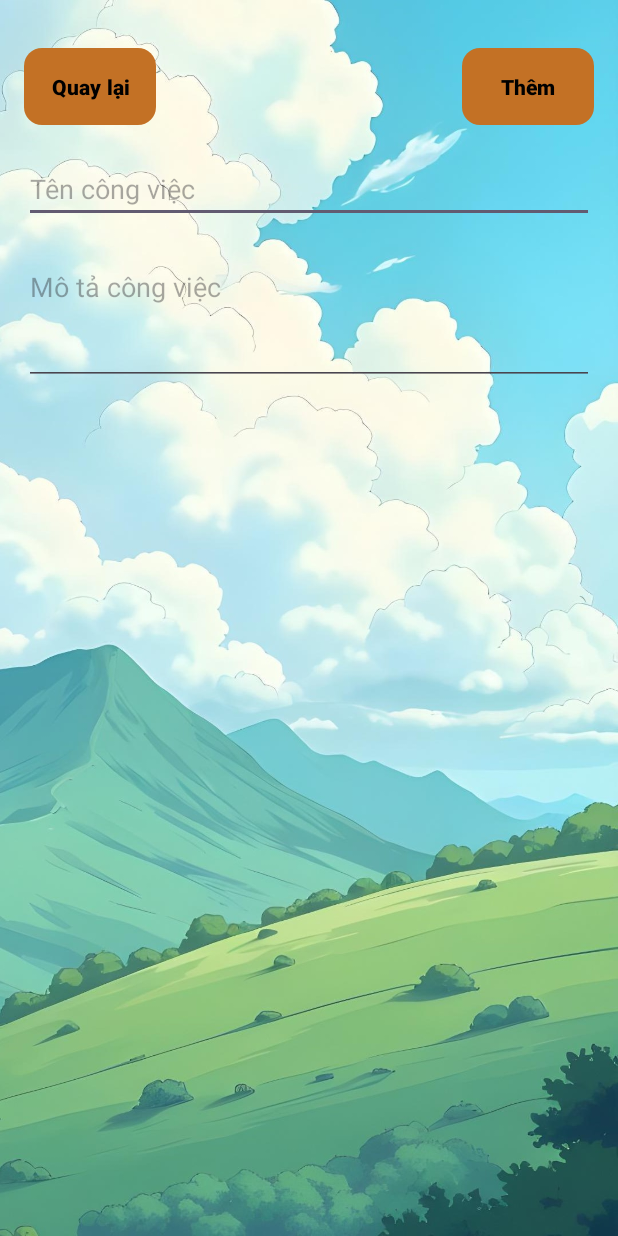
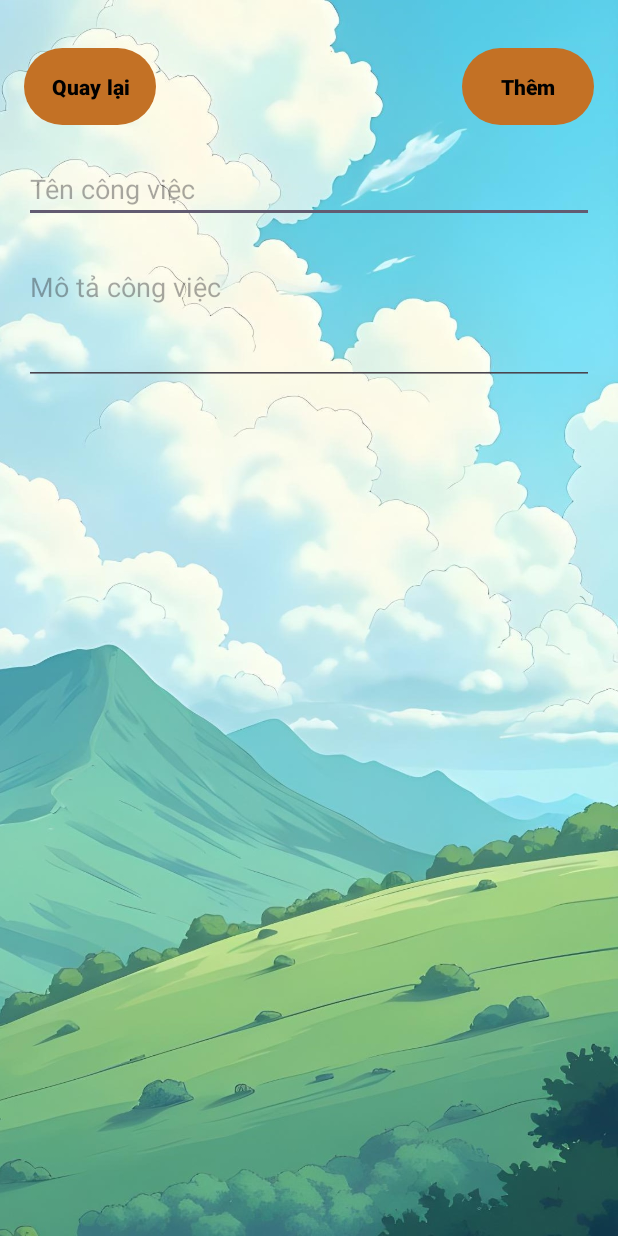
Before and after one commit to nggiabao2004/Build-Basic-Note-Android-App, an Android app: the AddTaskActivity screen opened directly, with no data from a screen before it, on a phone screen of 412 x 824 dp. Run offline under Robolectric (Android 15) with nearby library versions, the phone set to English and light mode, and no system bars.

```diff
--- a/app/src/main/res/drawable/button_background.xml
+++ b/app/src/main/res/drawable/button_background.xml
@@ -1,4 +1,5 @@
+<!-- circular_button_background.xml (Tạo file này trong thư mục drawable) -->
 <shape xmlns:android="http://schemas.android.com/apk/res/android">
-    <solid android:color="@color/orange" /> <!-- Màu nền cam -->
-    <corners android:radius="12dp" /> <!-- Bo góc 12dp -->
+    <solid android:color="@android:color/holo_orange_light"/>
+    <corners android:radius="40dp"/>
 </shape>
--- /dev/null
+++ b/app/src/main/res/drawable/circular_button_background.xml
@@ -0,0 +1,4 @@
+<shape xmlns:android="http://schemas.android.com/apk/res/android">
+    <solid android:color="@color/orange" /> <!-- Màu nền cam -->
+    <corners android:radius="12dp" /> <!-- Bo góc 12dp -->
+</shape>
```
Also changed, not shown: app/src/main/res/drawable/dang_xuat.png (added), app/src/main/res/drawable/quay_lai.png (added), app/src/main/res/drawable/sua.png (added), app/src/main/res/drawable/them.png (added), app/src/main/res/drawable/xoa.png (added).
